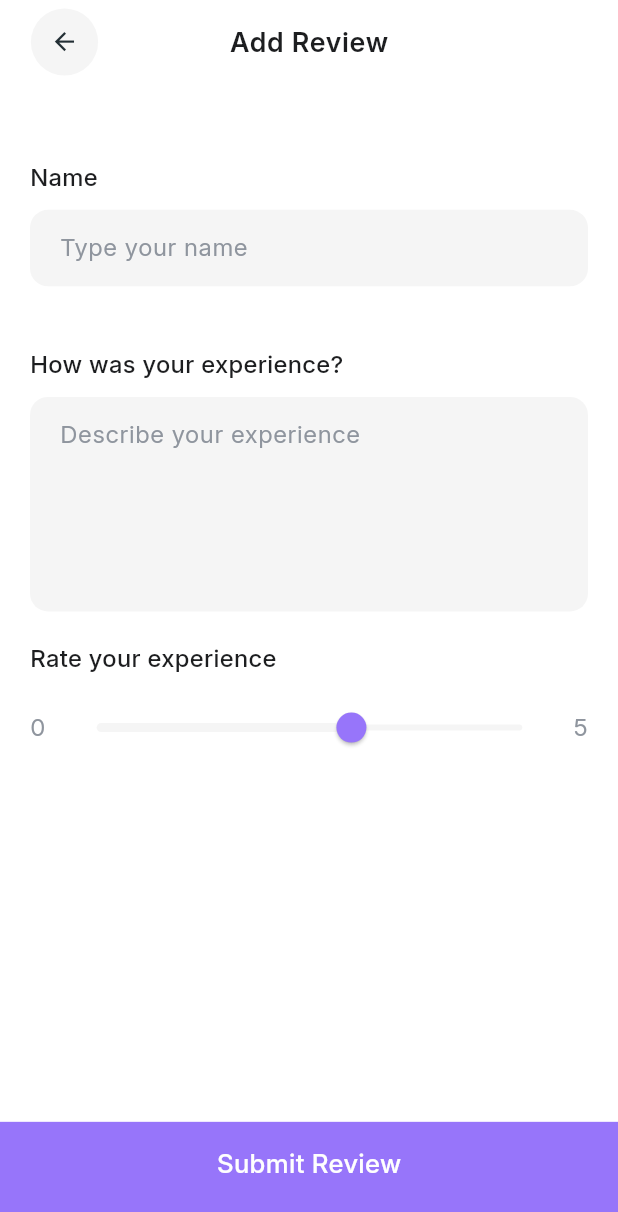
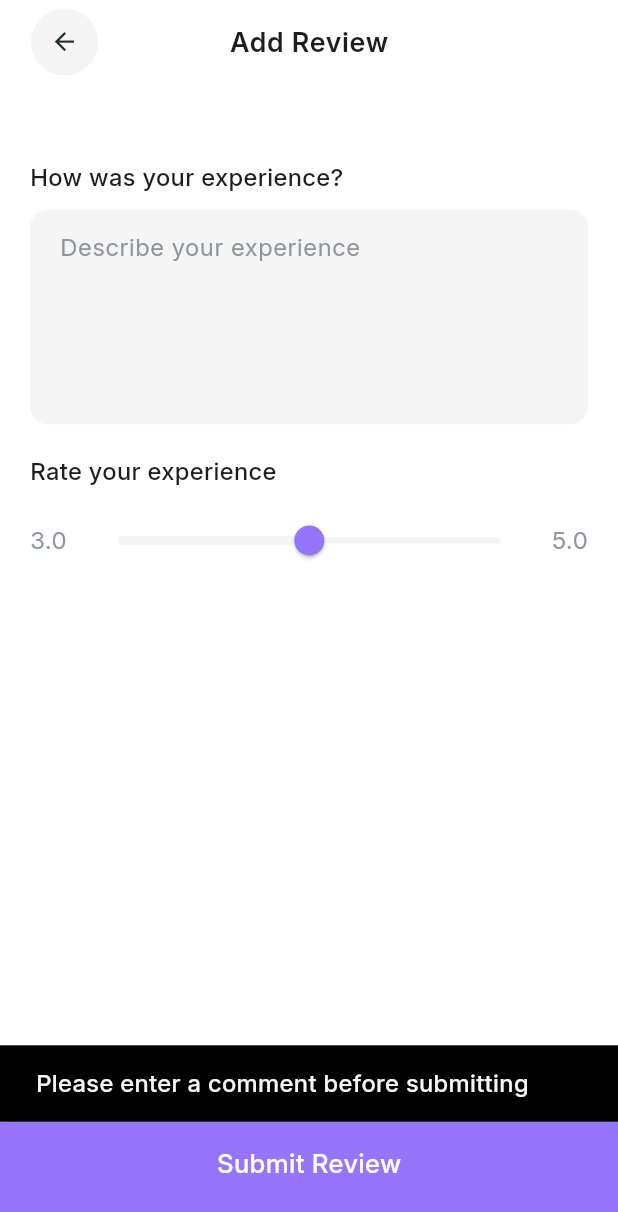
Before and after one commit to jasimrazi/E-CommerceApp, a Flutter app: the AddReviewPage screen opened directly, after a tap on "Submit Review", on a phone screen of 412 x 824 dp. Shown: the top 1212 px of the screen. Run offline on Flutter 3.47's test engine with Material 3 defaults, Android fonts, the phone set to English and light mode, and no system bars; our stand-ins replace flutter_screenutil, flutter_spinkit, readmore, shared_preferences, visibility_detector; accounts and stored records are empty.

Commit message:
Add post review functionlaity

```diff
--- a/lib/main.dart
+++ b/lib/main.dart
@@ -2,6 +2,7 @@ import 'package:aami/utils/theme.dart';
 import 'package:aami/viewmodels/auth_provider.dart';
 import 'package:aami/viewmodels/favourite_provider.dart';
 import 'package:aami/viewmodels/product_provider.dart';
+import 'package:aami/viewmodels/selection_provider.dart';
 import 'package:aami/viewmodels/review_provider.dart';
 import 'package:aami/views/auth/login_page.dart';
 import 'package:aami/views/home/bottom_navbar.dart';
@@ -33,6 +34,7 @@ class MainApp extends StatelessWidget {
         ChangeNotifierProvider(
           create: (_) => ReviewProvider(),
         ),
+        ChangeNotifierProvider(create: (_) => SelectionProvider()),
       ],
       child: ScreenUtilInit(
         designSize:
--- a/lib/services/review_service.dart
+++ b/lib/services/review_service.dart
@@ -43,7 +43,10 @@ class ReviewService {
         }),
       );
 
-      if (response.statusCode == 201) {
+      print(response.statusCode);
+      print(response.body);
+
+      if (response.statusCode == 200) {
         return 'Review posted successfully';
       } else {
         throw Exception('Failed to post review');
--- a/lib/viewmodels/product_provider.dart
+++ b/lib/viewmodels/product_provider.dart
@@ -7,6 +7,7 @@ class ProductProvider with ChangeNotifier {
   List<Product> products = [];
   Product? product;
   bool isLoading = false;
+  int? productID;
 
   Future<void> fetchProducts() async {
     if (products.isNotEmpty) return; // Use cached data if available
--- a/lib/viewmodels/review_provider.dart
+++ b/lib/viewmodels/review_provider.dart
@@ -11,6 +11,9 @@ class ReviewProvider with ChangeNotifier {
   // Loading state for fetching reviews
   bool isLoading = false;
 
+  //Bool for checking if its coming from Post function
+  bool addReviewFetch = false;
+
   // Error message if fetching or posting fails
   String? errorMessage;
 
@@ -19,14 +22,16 @@ class ReviewProvider with ChangeNotifier {
   // Fetch reviews for a specific product
 
   Future<void> fetchReviews(int productId) async {
-    if (isLoading || hasFetchedReviews) return;
+    if ((isLoading || hasFetchedReviews) && !addReviewFetch) return;
 
     isLoading = true;
     errorMessage = null;
     notifyListeners();
 
     try {
+
       reviews = await reviewService.getReviews(productId);
+
       // Set hasFetchedReviews to true after the first attempt
       hasFetchedReviews = true;
     } catch (e) {
@@ -39,7 +44,6 @@ class ReviewProvider with ChangeNotifier {
       notifyListeners();
     }
   }
-
 
   // Post a review for a specific product
   Future<void> postReview({
@@ -59,6 +63,10 @@ class ReviewProvider with ChangeNotifier {
         rating: rating,
         comment: comment,
       );
+
+      //set bool to true for second fetching
+      addReviewFetch = true;
+
       // After posting, fetch updated reviews
       await fetchReviews(productId);
     } catch (e) {
--- /dev/null
+++ b/lib/viewmodels/selection_provider.dart
@@ -0,0 +1,11 @@
+import 'package:flutter/material.dart';
+
+class SelectionProvider with ChangeNotifier {
+  double rating = 3.0;
+
+
+  void updateRating(double newRating) {
+    rating = newRating;
+    notifyListeners();
+  }
+}
--- a/lib/views/home/home_page.dart
+++ b/lib/views/home/home_page.dart
@@ -43,6 +43,9 @@ class _HomePageState extends State<HomePage> {
             child: Column(
               crossAxisAlignment: CrossAxisAlignment.start,
               children: [
+                SizedBox(
+                  height: 20.h,
+                ),
                 Text(
                   'Hello $name',
                   style: Theme.of(context)
--- a/lib/views/product/single_product.dart
+++ b/lib/views/product/single_product.dart
@@ -53,6 +53,7 @@ class _SingleProductState extends State<SingleProduct> {
     final productProvider = Provider.of<ProductProvider>(context);
     final reviewProvider = Provider.of<ReviewProvider>(context);
     final product = productProvider.product;
+     productProvider.productID = widget.productID;
 
     return Scaffold(
       extendBodyBehindAppBar: true,
@@ -216,7 +217,6 @@ class _SingleProductState extends State<SingleProduct> {
                                       : Text('No reviews available.'),
                         ),
 
-
                         SizedBox(height: 30.h),
                       ],
                     ),
--- a/lib/views/review/addreview_page.dart
+++ b/lib/views/review/addreview_page.dart
@@ -1,14 +1,24 @@
+import 'package:flutter/material.dart';
+import 'package:provider/provider.dart';
+import 'package:flutter_screenutil/flutter_screenutil.dart';
+import 'package:aami/viewmodels/product_provider.dart';
+import 'package:aami/viewmodels/auth_provider.dart';
+import 'package:aami/viewmodels/review_provider.dart';
 import 'package:aami/widgets/appbar.dart';
 import 'package:aami/widgets/bottomnavbutton.dart';
 import 'package:aami/widgets/secondarytextfield.dart';
-import 'package:flutter/material.dart';
-import 'package:flutter_screenutil/flutter_screenutil.dart';
+import 'package:aami/viewmodels/selection_provider.dart';
 
 class AddReviewPage extends StatelessWidget {
-  const AddReviewPage({super.key});
+  AddReviewPage({super.key});
+
+  final TextEditingController commentController = TextEditingController();
 
   @override
   Widget build(BuildContext context) {
+    final productProvider = Provider.of<ProductProvider>(context);
+    final authProvider = Provider.of<AuthProvider>(context);
+
     return SafeArea(
       child: Scaffold(
         appBar: CustomAppbar(
@@ -21,13 +31,9 @@ class AddReviewPage extends StatelessWidget {
             children: [
               SizedBox(height: 30.h),
               SecondaryTextField(
-                title: 'Name',
-                hintText: 'Type your name',
-              ),
-              SizedBox(height: 20.h),
-              SecondaryTextField(
                 title: 'How was your experience?',
                 hintText: 'Describe your experience',
+                controller: commentController,
                 isMultiline: true,
               ),
               SizedBox(height: 20.h),
@@ -36,10 +42,12 @@ class AddReviewPage extends StatelessWidget {
                 style: Theme.of(context).textTheme.bodyMedium,
               ),
               SizedBox(height: 10.h),
-              Row(
+              Consumer<SelectionProvider>(
+                builder: (context, selectionProvider, _) {
+                  return Row(
                     children: [
                       Text(
-                    '0',
+                        selectionProvider.rating.toStringAsFixed(1),
                         style: Theme.of(context).textTheme.bodySmall,
                       ),
                       Expanded(
@@ -47,29 +55,67 @@ class AddReviewPage extends StatelessWidget {
                           padding: const EdgeInsets.symmetric(horizontal: 10),
                           child: Slider(
                             thumbColor: Theme.of(context).colorScheme.primary,
-                        value: 3.0, // Default or placeholder value for now
-                        min: 0,
-                        max: 5,
-                        divisions: 5,
-                        onChanged: (_) {
-                          // Empty callback for now, functionality to be added later
+                            value: selectionProvider.rating,
+                            min: 1.0,
+                            max: 5.0,
+                            divisions: 4,
+                            onChanged: (newRating) {
+                              selectionProvider.updateRating(newRating);
                             },
                             activeColor: Theme.of(context).colorScheme.surface,
-                        inactiveColor: Theme.of(context).colorScheme.surface,
+                            inactiveColor:
+                                Theme.of(context).colorScheme.surface,
                           ),
                         ),
                       ),
                       Text(
-                    '5',
+                        '5.0',
                         style: Theme.of(context).textTheme.bodySmall,
                       ),
                     ],
+                  );
+                },
               ),
             ],
           ),
         ),
         bottomNavigationBar:
-            CustomBottomNavButton(onTap: () {}, title: 'Submit Review'),
+            Consumer<ReviewProvider>(builder: (context, reviewProvider, _) {
+          return CustomBottomNavButton(
+            onTap: () async {
+              // Check if the comment field is empty
+              if (commentController.text.isEmpty) {
+                // Show error message if the comment field is empty
+                ScaffoldMessenger.of(context).showSnackBar(
+                  SnackBar(
+                      content:
+                          Text('Please enter a comment before submitting')),
+                );
+                return; // Stop further execution
+              }
+              try {
+                 // Convert rating to int before passing to postReview
+                int ratingAsInt =
+                    Provider.of<SelectionProvider>(context, listen: false)
+                        .rating
+                        .toInt();
+                await reviewProvider.postReview(
+                  productId: productProvider.productID!,
+                  loginId: authProvider.loginId!,
+                  rating: ratingAsInt,
+                  comment: commentController.text,
+                );
+
+              } catch (e) {
+                ScaffoldMessenger.of(context).showSnackBar(
+                  SnackBar(content: Text(e.toString())),
+                );
+              }
+            },
+            title: 'Submit Review',
+            isLoading: reviewProvider.isLoading,
+          );
+        }),
       ),
     );
   }
```
Also changed, not shown: lib/views/review/allreview_page.dart (+8 -1 lines). Lines whose indentation alone changed are shown as unchanged.
